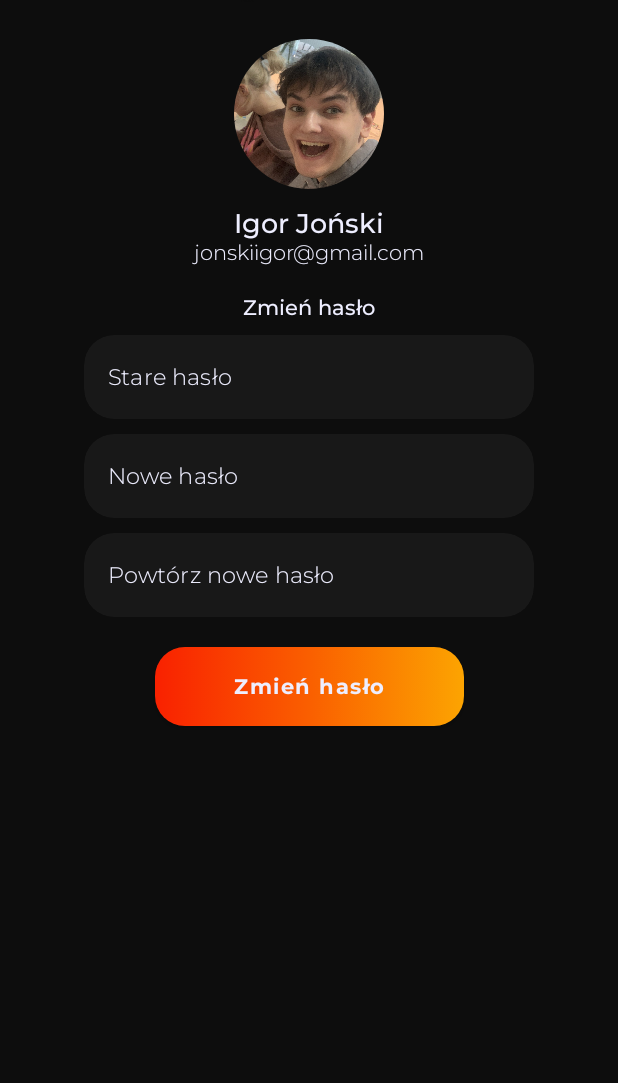
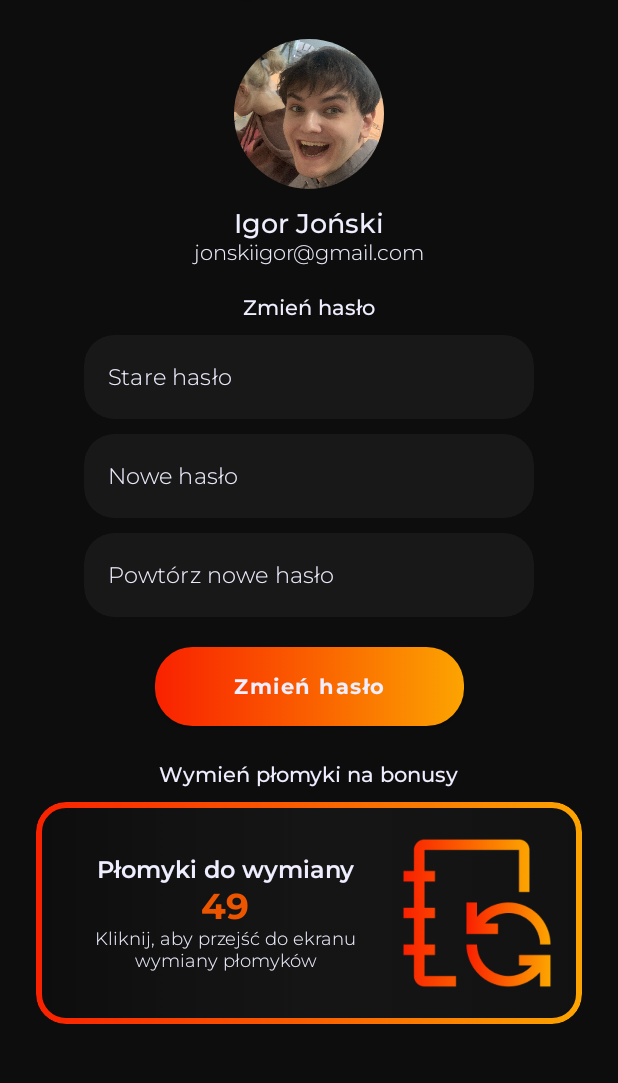
Before and after one commit to IgorJonski/Limbo, an Android app built with Jetpack Compose: the @Preview function ProfileScreen, on a phone screen of 412 x 824 dp, the part 93-1176 px from its top. Run offline under Robolectric (Android 15) with nearby library versions, the phone set to English and light mode, and no system bars.

```diff
--- a/app/src/main/java/com/app/limboapp/ui/FirstScreen.kt
+++ b/app/src/main/java/com/app/limboapp/ui/FirstScreen.kt
@@ -151,7 +151,7 @@ fun GradientButton(
             backgroundColor = Color.Transparent
         ),
         contentPadding = PaddingValues(),
-        shape = RoundedCornerShape(20.dp),
+        shape = RoundedCornerShape(25.dp),
         modifier = modifier,
         onClick = { onClick() },
     ) {
--- a/app/src/main/java/com/app/limboapp/ui/ProfileScreen.kt
+++ b/app/src/main/java/com/app/limboapp/ui/ProfileScreen.kt
@@ -3,6 +3,7 @@ package com.app.limboapp.ui
 import android.util.Log
 import androidx.compose.foundation.Image
 import androidx.compose.foundation.background
+import androidx.compose.foundation.border
 import androidx.compose.foundation.clickable
 import androidx.compose.foundation.layout.*
 import androidx.compose.foundation.shape.CircleShape
@@ -19,6 +20,7 @@ import androidx.compose.ui.res.painterResource
 import androidx.compose.ui.text.font.FontWeight
 import androidx.compose.ui.text.input.ImeAction
 import androidx.compose.ui.text.input.KeyboardType
+import androidx.compose.ui.text.style.TextAlign
 import androidx.compose.ui.tooling.preview.Preview
 import androidx.compose.ui.unit.Dp
 import androidx.compose.ui.unit.dp
@@ -63,6 +65,7 @@ fun ProfileScreen() {
             fontSize = 14.sp
         )
         ChangePassword()
+        RedeemFlickers()
     }
 }
 
@@ -118,7 +121,7 @@ fun Flickers() {
         modifier = Modifier
             .clip(RoundedCornerShape(16.dp))
             .background(DarkGray)
-            .clickable {  }
+            .clickable { }
     ) {
         Image(
             painter = painterResource(id = R.drawable.limbo_flame),
@@ -234,3 +237,81 @@ fun ChangePassword() {
         }
     }
 }
+
+@Composable
+fun RedeemFlickers() {
+    Column(
+        horizontalAlignment = Alignment.CenterHorizontally,
+        verticalArrangement = Arrangement.Center,
+        modifier = Modifier
+            .padding(24.dp)
+            .fillMaxWidth()
+    ) {
+        Text(
+            text = "Wymień płomyki na bonusy",
+            color = TextWhite,
+            fontFamily = Montserrat,
+            fontWeight = FontWeight.Medium,
+            fontSize = 14.sp
+        )
+        Spacer(modifier = Modifier.height(10.dp))
+        Box(
+            modifier = Modifier
+                .fillMaxWidth()
+                .clip(RoundedCornerShape(20.dp))
+                .border(
+                    width = 4.dp,
+                    brush = horizontalOrangeGradient,
+                    shape = RoundedCornerShape(20.dp)
+                )
+                .background(horizontalBlackGradient)
+                .padding(horizontal = 14.dp, vertical = 18.dp)
+                .clickable {  }
+        ) {
+            Row(
+                modifier = Modifier
+                    .fillMaxWidth(),
+                horizontalArrangement = Arrangement.SpaceAround,
+                verticalAlignment = Alignment.CenterVertically
+            ) {
+                Column(
+                    modifier = Modifier
+                        .fillMaxWidth()
+                        .weight(2f),
+                    horizontalAlignment = Alignment.CenterHorizontally,
+                    verticalArrangement = Arrangement.Center
+                ) {
+                    Text(
+                        text = "Płomyki do wymiany",
+                        color = TextWhite,
+                        fontFamily = Montserrat,
+                        fontWeight = FontWeight.SemiBold,
+                        fontSize = 16.sp,
+                        textAlign = TextAlign.Center
+                    )
+                    Text(
+                        text = "49",
+                        color = TextOrange,
+                        fontFamily = Montserrat,
+                        fontWeight = FontWeight.Bold,
+                        fontSize = 24.sp
+                    )
+                    Text(
+                        text = "Kliknij, aby przejść do ekranu wymiany płomyków",
+                        color = TextWhite,
+                        fontFamily = Montserrat,
+                        fontWeight = FontWeight.Light,
+                        fontSize = 12.sp,
+                        textAlign = TextAlign.Center
+                    )
+                }
+                Image(
+                    painter = painterResource(id = R.drawable.ic_redeem),
+                    contentDescription = "Wymień płomyki",
+                    modifier = Modifier
+                        .weight(1f)
+                )
+            }
+        }
+    }
+}
--- a/app/src/main/java/com/app/limboapp/ui/theme/Color.kt
+++ b/app/src/main/java/com/app/limboapp/ui/theme/Color.kt
@@ -20,3 +20,13 @@ val horizontalOrangeGradient = Brush.horizontalGradient(
         LightOrange
     )
 )
+
+val horizontalBlackGradient = Brush.horizontalGradient(
+    colors = listOf(
+        BlackBackground,
+        Color(0xFF121212),
+        Color(0xFF151515),
+        Color(0xFF141414),
+        Color(0xFF111111)
+    )
+)
```
Also changed, not shown: app/src/main/res/drawable/ic_redeem.png (added).
